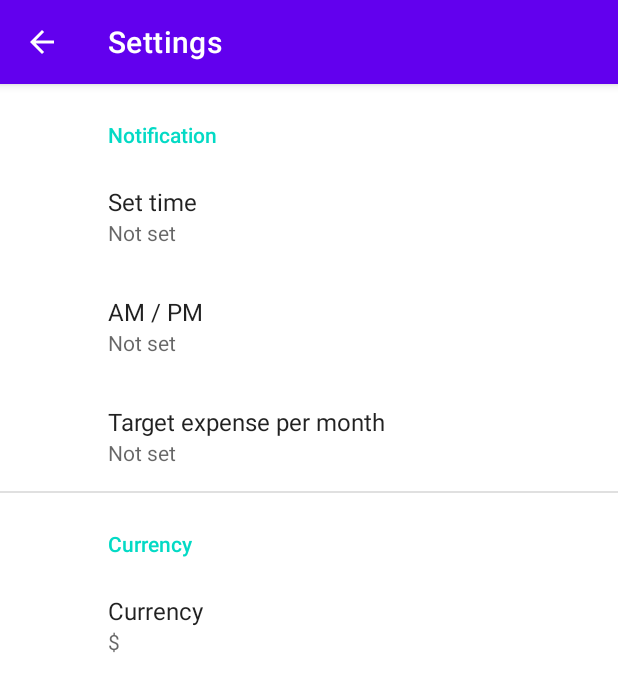
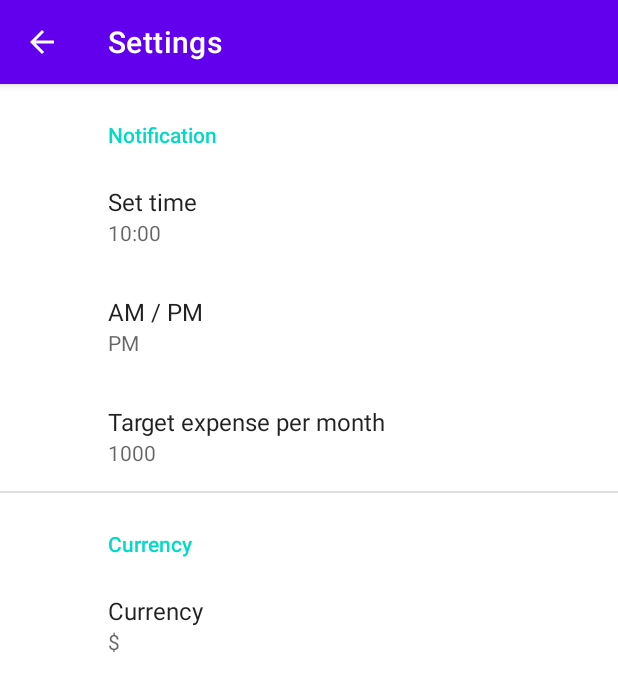
Before and after one commit to hyp0126/simple-money-tracer, an Android app: the screen it shows after launch (SettingsActivity), in the side drawer, after a tap on "Settings", on a phone screen of 412 x 824 dp. Shown: the top 691 px of the screen. Run offline under Robolectric (Android 15) with nearby library versions, the phone set to English and light mode, and no system bars; our stand-ins replace androidx.preference; libraries missing offline, so code that uses them is left out: com.github.mikephil.charting.

Commit message:
default set

```diff
--- a/app/src/main/res/values/strings.xml
+++ b/app/src/main/res/values/strings.xml
@@ -45,6 +45,7 @@
     <string name="amount">Amount</string>
     <string name="delete">Delete</string>
     <string name="cancel">Cancel</string>
+    <string name="default_currency">$</string>
 
 <!--    category-->
     <string name="add_new_category">Add a new cateory</string>
--- a/app/src/main/res/xml/root_preferences.xml
+++ b/app/src/main/res/xml/root_preferences.xml
@@ -7,6 +7,7 @@
             app:entryValues="@array/time_values"
             app:key="notiTime"
             app:title="@string/notification_time"
+            app:defaultValue="10"
             app:useSimpleSummaryProvider="true" />
 
         <ListPreference
@@ -14,12 +15,14 @@
             app:entryValues="@array/midday_values"
             app:key="timeMidday"
             app:title="@string/notification_midday"
+            app:defaultValue="2"
             app:useSimpleSummaryProvider="true" />
 
         <EditTextPreference
             app:key="targetExpense"
             app:singleLineTitle="true"
             app:title="@string/target_amount"
+            app:defaultValue="1000"
             app:useSimpleSummaryProvider="true"/>
 
     </PreferenceCategory>
@@ -29,7 +32,7 @@
             app:key="currency"
             app:singleLineTitle="true"
             app:title="@string/currency"
-            app:defaultValue="$"
+            app:defaultValue="@string/default_currency"
             app:useSimpleSummaryProvider="true"/>
     </PreferenceCategory>
 
```
Also changed, not shown: app/src/main/java/com/phoenixgroup10/simplemoneytracer/activity/CategoryActivity.java (+6 -5 lines).
